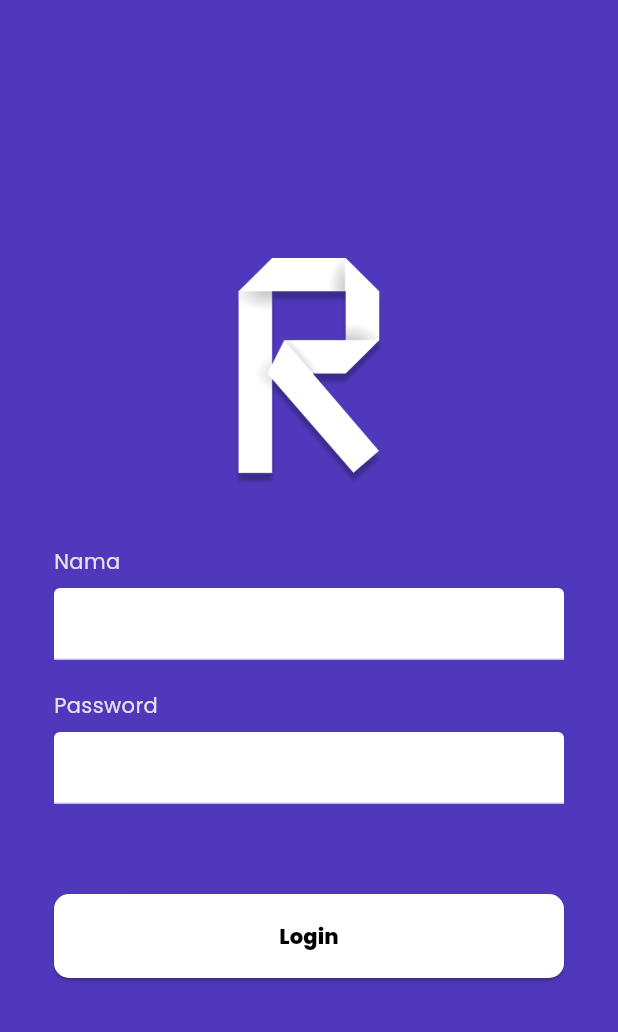
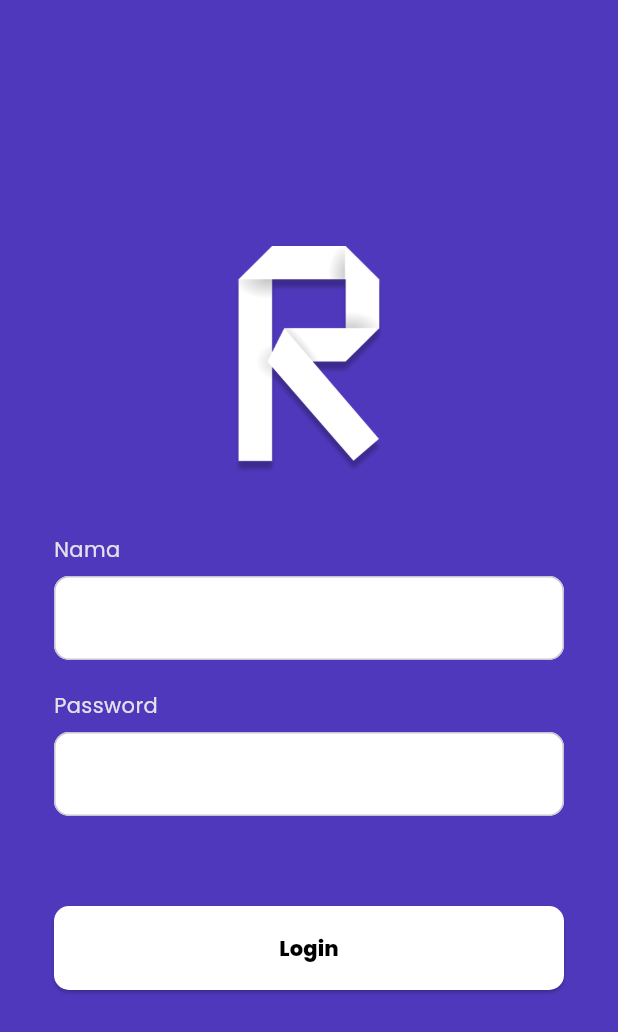
Before and after one commit to Sharkfin07/ristek-activity-tracker, a Flutter app: the SignInScreen screen opened by its route, on a phone screen of 412 x 824 dp. Shown: the top 1032 px of the screen. Run offline on Flutter 3.47's test engine with Material 3 defaults, Android fonts, the phone set to English and light mode, and no system bars.

Commit message:
style: refined border radius of text inputs in the login page

```diff
--- a/lib/screens/sign_in.dart
+++ b/lib/screens/sign_in.dart
@@ -51,6 +51,9 @@ class _SignInScreenState extends State<SignInScreen> {
                       decoration: InputDecoration(
                         filled: true,
                         fillColor: Colors.white,
+                        border: OutlineInputBorder(
+                          borderRadius: BorderRadius.circular(10.0),
+                        ),
                       ),
                     ),
                   ],
@@ -71,6 +74,9 @@ class _SignInScreenState extends State<SignInScreen> {
                       decoration: InputDecoration(
                         filled: true,
                         fillColor: Colors.white,
+                        border: OutlineInputBorder(
+                          borderRadius: BorderRadius.circular(10.0),
+                        ),
                       ),
                     ),
                   ],
```
